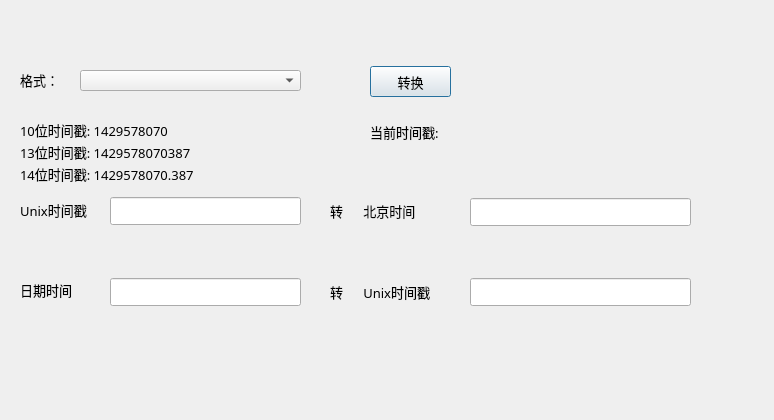
frontier-zh/Zhro, file UnifiedTools/timestamp.ui: the form before one commit.
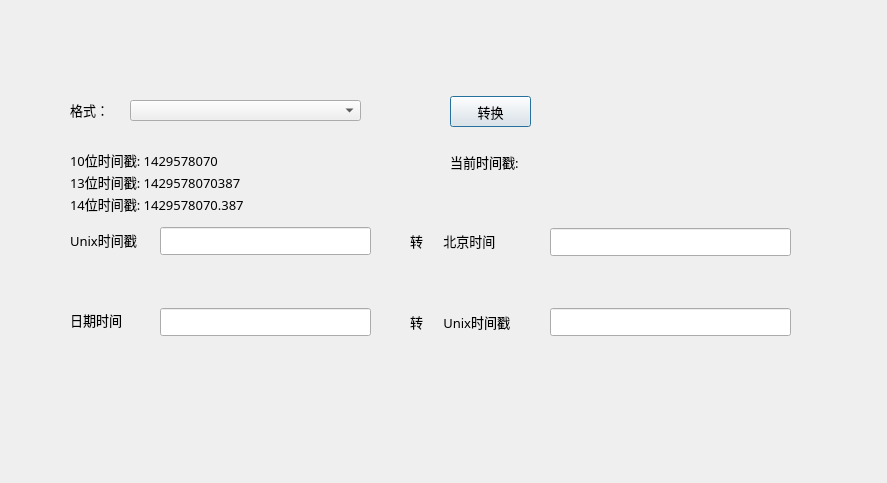
The form after the commit.

Diff of the .ui file:
```diff
--- a/UnifiedTools/timestamp.ui
+++ b/UnifiedTools/timestamp.ui
@@ -6,8 +6,8 @@
    <rect>
     <x>0</x>
     <y>0</y>
-    <width>774</width>
-    <height>420</height>
+    <width>887</width>
+    <height>483</height>
    </rect>
   </property>
   <property name="windowTitle">
@@ -32,9 +32,9 @@
   <widget class="QLineEdit" name="lineEdit">
    <property name="geometry">
     <rect>
-     <x>110</x>
-     <y>197</y>
-     <width>191</width>
+     <x>160</x>
+     <y>227</y>
+     <width>211</width>
      <height>28</height>
     </rect>
    </property>
@@ -47,9 +47,9 @@
   <widget class="QLineEdit" name="lineEdit_2">
    <property name="geometry">
     <rect>
-     <x>470</x>
-     <y>198</y>
-     <width>221</width>
+     <x>550</x>
+     <y>228</y>
+     <width>241</width>
      <height>28</height>
     </rect>
    </property>
@@ -64,8 +64,8 @@
   <widget class="QPushButton" name="button">
    <property name="geometry">
     <rect>
-     <x>370</x>
-     <y>66</y>
+     <x>450</x>
+     <y>96</y>
      <width>81</width>
      <height>31</height>
     </rect>
@@ -83,8 +83,8 @@
   <widget class="QLabel" name="label">
    <property name="geometry">
     <rect>
-     <x>20</x>
-     <y>198</y>
+     <x>70</x>
+     <y>228</y>
      <width>91</width>
      <height>24</height>
     </rect>
@@ -102,8 +102,8 @@
   <widget class="QLabel" name="label_2">
    <property name="geometry">
     <rect>
-     <x>330</x>
-     <y>201</y>
+     <x>410</x>
+     <y>231</y>
      <width>111</width>
      <height>20</height>
     </rect>
@@ -121,8 +121,8 @@
   <widget class="QLabel" name="label_3">
    <property name="geometry">
     <rect>
-     <x>330</x>
-     <y>280</y>
+     <x>410</x>
+     <y>310</y>
      <width>111</width>
      <height>24</height>
     </rect>
@@ -140,9 +140,9 @@
   <widget class="QLineEdit" name="lineEdit_4">
    <property name="geometry">
     <rect>
-     <x>470</x>
-     <y>278</y>
-     <width>221</width>
+     <x>550</x>
+     <y>308</y>
+     <width>241</width>
      <height>28</height>
     </rect>
    </property>
@@ -157,9 +157,9 @@
   <widget class="QLineEdit" name="lineEdit_3">
    <property name="geometry">
     <rect>
-     <x>110</x>
-     <y>278</y>
-     <width>191</width>
+     <x>160</x>
+     <y>308</y>
+     <width>211</width>
      <height>28</height>
     </rect>
    </property>
@@ -175,8 +175,8 @@
   <widget class="QLabel" name="label_4">
    <property name="geometry">
     <rect>
-     <x>20</x>
-     <y>280</y>
+     <x>70</x>
+     <y>310</y>
      <width>71</width>
      <height>20</height>
     </rect>
@@ -194,9 +194,9 @@
   <widget class="QComboBox" name="comboBox">
    <property name="geometry">
     <rect>
-     <x>80</x>
-     <y>70</y>
-     <width>221</width>
+     <x>130</x>
+     <y>100</y>
+     <width>231</width>
      <height>21</height>
     </rect>
    </property>
@@ -210,8 +210,8 @@
   <widget class="QLabel" name="label_5">
    <property name="geometry">
     <rect>
-     <x>20</x>
-     <y>70</y>
+     <x>70</x>
+     <y>100</y>
      <width>51</width>
      <height>20</height>
     </rect>
@@ -229,8 +229,8 @@
   <widget class="QLabel" name="label_6">
    <property name="geometry">
     <rect>
-     <x>20</x>
-     <y>118</y>
+     <x>70</x>
+     <y>148</y>
      <width>271</width>
      <height>24</height>
     </rect>
@@ -248,8 +248,8 @@
   <widget class="QLabel" name="label_7">
    <property name="geometry">
     <rect>
-     <x>20</x>
-     <y>140</y>
+     <x>70</x>
+     <y>170</y>
      <width>281</width>
      <height>24</height>
     </rect>
@@ -267,8 +267,8 @@
   <widget class="QLabel" name="label_8">
    <property name="geometry">
     <rect>
-     <x>20</x>
-     <y>162</y>
+     <x>70</x>
+     <y>192</y>
      <width>281</width>
      <height>24</height>
     </rect>
@@ -286,8 +286,8 @@
   <widget class="QLabel" name="label_9">
    <property name="geometry">
     <rect>
-     <x>370</x>
-     <y>120</y>
+     <x>450</x>
+     <y>150</y>
      <width>101</width>
      <height>24</height>
     </rect>
@@ -305,8 +305,8 @@
   <widget class="QLabel" name="label_10">
    <property name="geometry">
     <rect>
-     <x>470</x>
-     <y>120</y>
+     <x>550</x>
+     <y>150</y>
      <width>151</width>
      <height>24</height>
     </rect>
```
